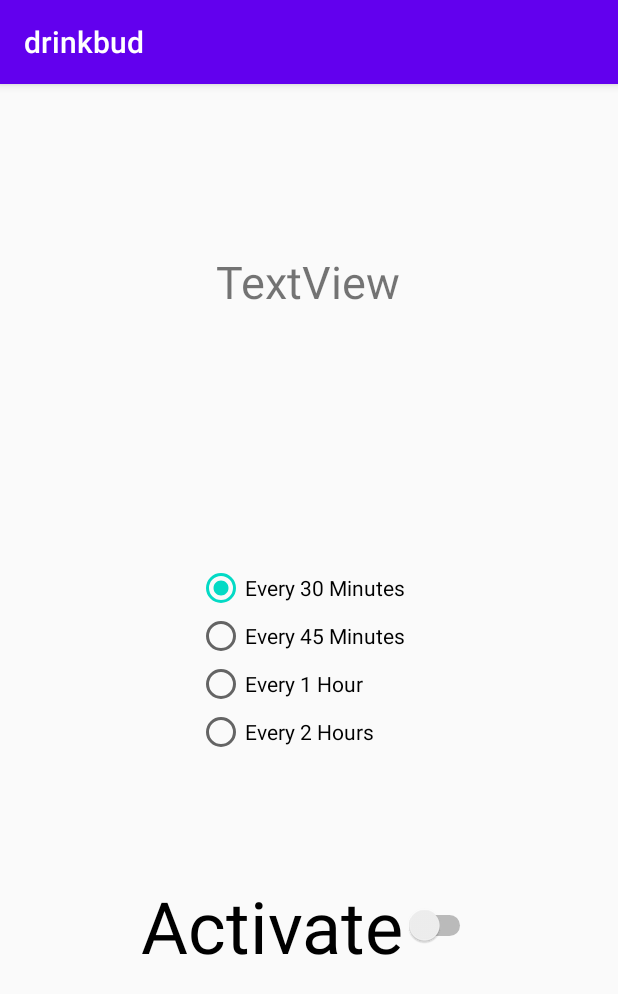
After one commit to wanniex/drinkbud, an Android app: the WaterAlarmActivity screen opened directly, with no data from a screen before it, on a phone screen of 412 x 824 dp. The commit adds this screen. Shown: the top 994 px of the screen. Run offline under Robolectric (Android 15) with nearby library versions, the phone set to English and light mode, and no system bars.

Commit message:
Water Alarm Feature

```diff
--- a/app/src/main/AndroidManifest.xml
+++ b/app/src/main/AndroidManifest.xml
@@ -9,7 +9,8 @@
         android:roundIcon="@mipmap/ic_launcher_round"
         android:supportsRtl="true"
         android:theme="@style/AppTheme">
-        <activity android:name=".WaterTrackerActivity"></activity>
+        <activity android:name=".WaterAlarmActivity"></activity>
+        <activity android:name=".WaterTrackerActivity" />
         <activity android:name=".MainActivity">
             <intent-filter>
                 <action android:name="android.intent.action.MAIN" />
--- a/app/src/main/java/com/example/Drinkbud/MainActivity.java
+++ b/app/src/main/java/com/example/Drinkbud/MainActivity.java
@@ -6,8 +6,6 @@ import android.content.Intent;
 import android.os.Bundle;
 import android.view.View;
 import android.widget.Button;
-
-import java.util.Calendar;
 
 public class MainActivity extends AppCompatActivity {
 
@@ -26,5 +24,15 @@ public class MainActivity extends AppCompatActivity {
                 startActivity(startIntent);
             }
         });
+
+        Button waterAlarm = (Button) findViewById(R.id.waterAlarmBtn);
+        waterAlarm.setOnClickListener(new View.OnClickListener(){
+            @Override
+            public void onClick(View v) {
+                Intent startIntent = new Intent(getApplicationContext(), WaterAlarmActivity.class);
+                startIntent.putExtra("something", "Set Water Alarm To:");
+                startActivity(startIntent);
+            }
+        });
     }
 }
--- /dev/null
+++ b/app/src/main/java/com/example/Drinkbud/WaterAlarmActivity.java
@@ -0,0 +1,49 @@
+package com.example.Drinkbud;
+
+import androidx.appcompat.app.AppCompatActivity;
+
+import android.os.Bundle;
+import android.view.View;
+import android.widget.RadioButton;
+import android.widget.RadioGroup;
+import android.widget.Switch;
+import android.widget.TextView;
+
+public class WaterAlarmActivity extends AppCompatActivity {
+    RadioGroup radioGroup;
+    RadioButton radioButton;
+    TextView selection;
+    Switch activate;
+
+    @Override
+    protected void onCreate(Bundle savedInstanceState) {
+        super.onCreate(savedInstanceState);
+        setContentView(R.layout.activity_water_alarm);
+
+        if (getIntent().hasExtra("something")) {
+            TextView tv = (TextView) findViewById(R.id.textView);
+            String text = getIntent().getExtras().getString("something");
+            tv.setText(text);
+        }
+
+        radioGroup = findViewById(R.id.radioGroup);
+        selection = findViewById(R.id.selection);
+
+        activate = findViewById(R.id.activate);
+        activate.setOnClickListener(new View.OnClickListener() {
+            @Override
+            public void onClick(View v) {
+
+                if (activate.isChecked()) {
+                    int radioID = radioGroup.getCheckedRadioButtonId();
+                    radioButton = findViewById(radioID);
+                    selection.setText("Selected frequency: " + radioButton.getText());
+                } else {
+                    selection.setText("Alarm Deactivated");
+                }
+            }
+        });
+
+
+    }
+}
--- a/app/src/main/res/layout/activity_main.xml
+++ b/app/src/main/res/layout/activity_main.xml
@@ -21,7 +21,7 @@
         app:layout_constraintVertical_bias="0.642" />
 
     <Button
-        android:id="@+id/button4"
+        android:id="@+id/waterAlarmBtn"
         android:layout_width="205dp"
         android:layout_height="36dp"
         android:background="@drawable/mybutton_background"
--- /dev/null
+++ b/app/src/main/res/layout/activity_water_alarm.xml
@@ -0,0 +1,84 @@
+<?xml version="1.0" encoding="utf-8"?>
+<androidx.constraintlayout.widget.ConstraintLayout xmlns:android="http://schemas.android.com/apk/res/android"
+    xmlns:app="http://schemas.android.com/apk/res-auto"
+    xmlns:tools="http://schemas.android.com/tools"
+    android:layout_width="match_parent"
+    android:layout_height="match_parent"
+    tools:context="WaterAlarmActivity">
+
+    <TextView
+        android:id="@+id/textView"
+        android:layout_width="wrap_content"
+        android:layout_height="wrap_content"
+        android:text="TextView"
+        android:textSize="30sp"
+        app:layout_constraintBottom_toBottomOf="parent"
+        app:layout_constraintEnd_toEndOf="parent"
+        app:layout_constraintHorizontal_bias="0.497"
+        app:layout_constraintStart_toStartOf="parent"
+        app:layout_constraintTop_toTopOf="parent"
+        app:layout_constraintVertical_bias="0.153" />
+
+    <RadioGroup
+        android:id="@+id/radioGroup"
+        android:layout_width="wrap_content"
+        android:layout_height="wrap_content"
+        app:layout_constraintBottom_toBottomOf="parent"
+        app:layout_constraintEnd_toEndOf="parent"
+        app:layout_constraintHorizontal_bias="0.500"
+        app:layout_constraintStart_toStartOf="parent"
+        app:layout_constraintTop_toTopOf="parent">
+
+        <RadioButton
+            android:id="@+id/alarmfor30"
+            android:layout_width="150dp"
+            android:layout_height="wrap_content"
+            android:checked="true"
+            android:text="Every 30 Minutes" />
+
+        <RadioButton
+            android:id="@+id/alarmFor45"
+            android:layout_width="match_parent"
+            android:layout_height="wrap_content"
+            android:text="Every 45 Minutes" />
+
+        <RadioButton
+            android:id="@+id/alarmfor60"
+            android:layout_width="match_parent"
+            android:layout_height="wrap_content"
+            android:text="Every 1 Hour" />
+
+        <RadioButton
+            android:id="@+id/alarmFor120"
+            android:layout_width="match_parent"
+            android:layout_height="wrap_content"
+            android:text="Every 2 Hours" />
+
+    </RadioGroup>
+
+    <Switch
+        android:id="@+id/activate"
+        android:layout_width="wrap_content"
+        android:layout_height="wrap_content"
+        android:text="Activate"
+        android:textSize="48sp"
+        app:layout_constraintBottom_toBottomOf="parent"
+        app:layout_constraintEnd_toEndOf="parent"
+        app:layout_constraintHorizontal_bias="0.497"
+        app:layout_constraintStart_toStartOf="parent"
+        app:layout_constraintTop_toTopOf="parent"
+        app:layout_constraintVertical_bias="0.752" />
+
+    <TextView
+        android:id="@+id/selection"
+        android:layout_width="wrap_content"
+        android:layout_height="wrap_content"
+        android:textSize="20sp"
+        app:layout_constraintBottom_toBottomOf="parent"
+        app:layout_constraintEnd_toEndOf="parent"
+        app:layout_constraintHorizontal_bias="0.497"
+        app:layout_constraintStart_toStartOf="parent"
+        app:layout_constraintTop_toTopOf="parent"
+        app:layout_constraintVertical_bias="0.866" />
+
+</androidx.constraintlayout.widget.ConstraintLayout>
```
